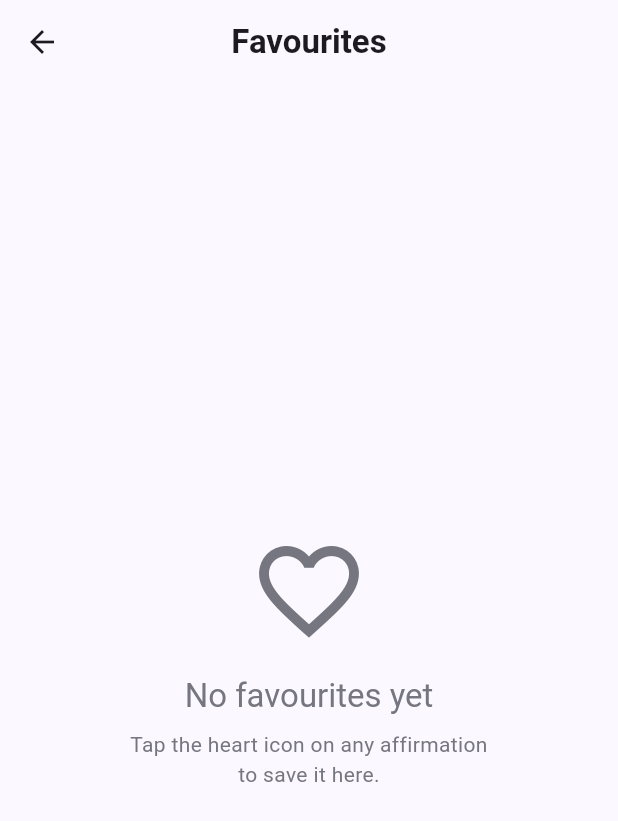
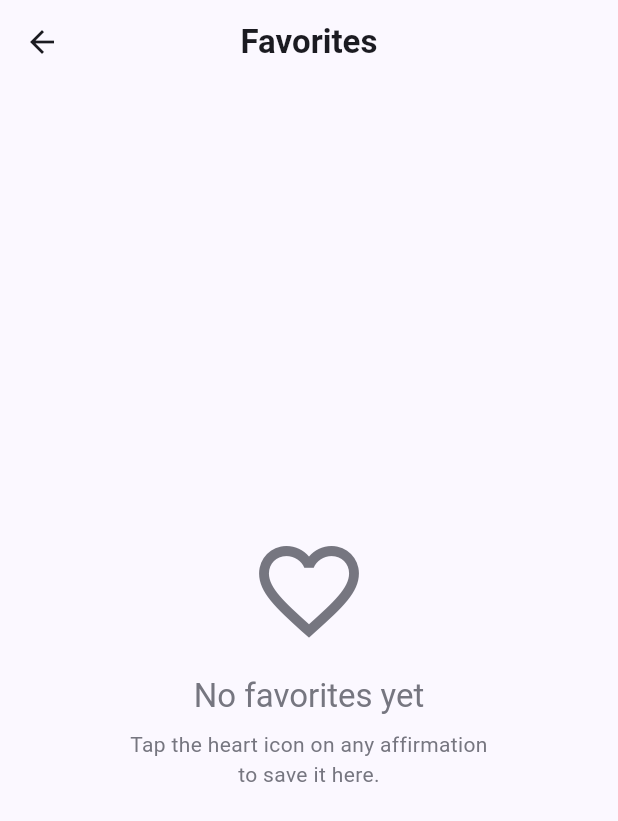
Before and after one commit to marksev/Godot-game, a Flutter app: the FavoritesScreen screen opened directly, on a phone screen of 412 x 824 dp. Shown: the top 821 px of the screen. Run offline on Flutter 3.47's test engine with Material 3 defaults, Android fonts, the phone set to English and light mode, and no system bars; our stand-ins replace share_plus, shared_preferences; accounts and stored records are empty.

Commit message:
Fix spelling: Favourites -> Favorites for consistency
Co-authored-by: marksev <33703765+marksev@users.noreply.github.com>

```diff
--- a/lib/main.dart
+++ b/lib/main.dart
@@ -59,7 +59,7 @@ class _MainNavigationState extends State<MainNavigation> {
           NavigationDestination(
             icon: Icon(Icons.favorite_outline),
             selectedIcon: Icon(Icons.favorite),
-            label: 'Favourites',
+            label: 'Favorites',
           ),
         ],
       ),
--- a/lib/screens/favorites_screen.dart
+++ b/lib/screens/favorites_screen.dart
@@ -59,7 +59,7 @@ class _FavoritesScreenState extends State<FavoritesScreen> {
     return Scaffold(
       appBar: AppBar(
         title: const Text(
-          'Favourites',
+          'Favorites',
           style: TextStyle(fontWeight: FontWeight.bold),
         ),
         centerTitle: true,
@@ -195,7 +195,7 @@ class _EmptyFavorites extends StatelessWidget {
           ),
           const SizedBox(height: 16),
           Text(
-            'No favourites yet',
+            'No favorites yet',
             style: Theme.of(context).textTheme.titleLarge?.copyWith(
                   color: Theme.of(context).colorScheme.outline,
                 ),
```
